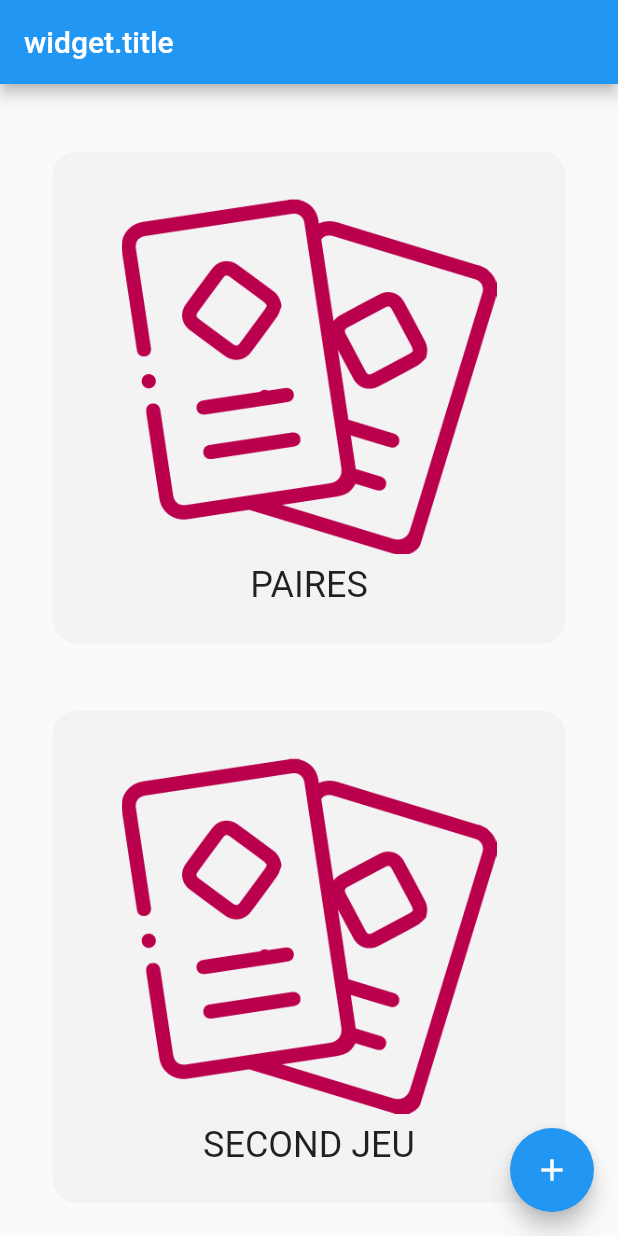
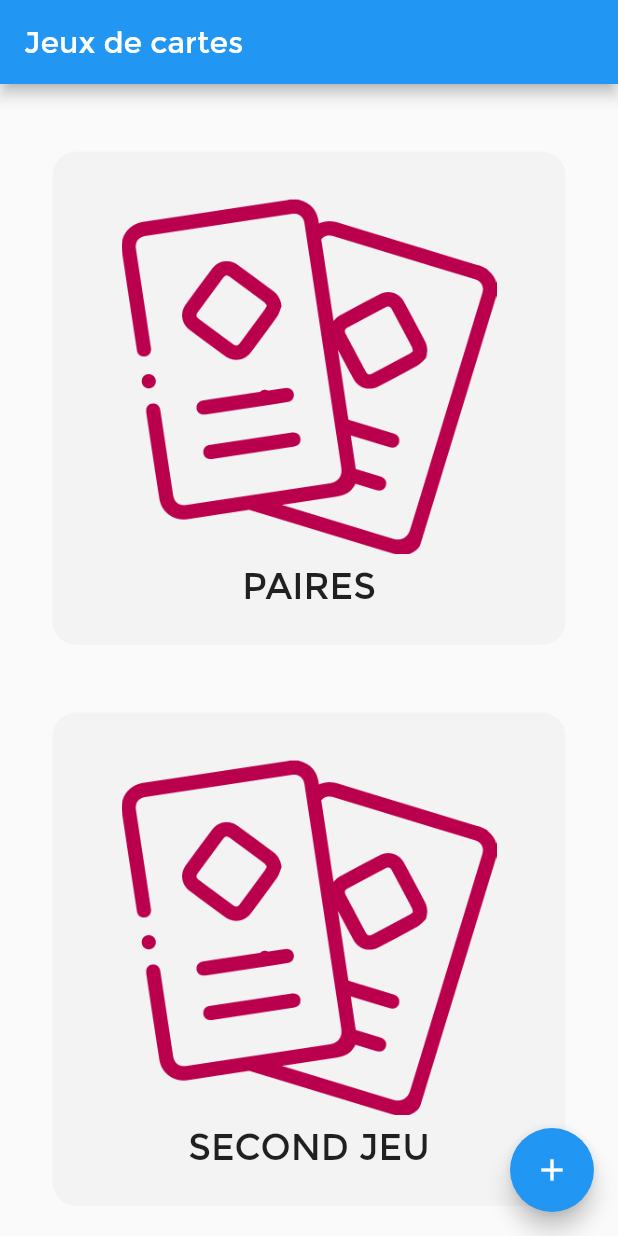
Before and after one commit to ChristopheLeonardi/flutter, a Flutter app: the screen it shows after launch, on a phone screen of 412 x 824 dp. Run offline on Flutter 3.47's test engine with Material 2 defaults, Android fonts, the phone set to English and light mode, and no system bars.

Commit message:
Code du paquet de carte

```diff
--- a/lib/components/inputButton.dart
+++ b/lib/components/inputButton.dart
@@ -1,5 +1,4 @@
 import 'package:flutter/material.dart';
-import '../game/paire.dart';
 
 class InputButton extends StatefulWidget {
   const InputButton({Key? key, required this.name, required this.urlImage})
@@ -17,13 +16,13 @@ class _InputButtonState extends State<InputButton> {
       margin: const EdgeInsets.fromLTRB(25, 35, 25, 10),
       decoration: BoxDecoration(
         borderRadius: BorderRadius.circular(16),
-        color: Color.fromARGB(255, 243, 243, 243),
+        color: const Color.fromARGB(255, 243, 243, 243),
       ),
       child: Container(
-          padding: EdgeInsets.all(25),
+          padding: const EdgeInsets.all(25),
           child: RawMaterialButton(
               onPressed: () {
-                print("test");
+                Navigator.of(context).pushNamed('/paire');
               },
               child: Column(children: [
                 Image.asset(
--- a/lib/home.dart
+++ b/lib/home.dart
@@ -17,14 +17,14 @@ class _HomeState extends State<Home> {
       appBar: AppBar(
         // Here we take the value from the MyHomePage object that was created by
         // the App.build method, and use it to set our appbar title.
-        title: Text('widget.title'),
+        title: const Text('Jeux de cartes'),
       ),
       body: Center(
         // Center is a layout widget. It takes a single child and positions it
         // in the middle of the parent.
         child: ListView(
           padding: const EdgeInsets.all(10),
-          children: <Widget>[
+          children: const <Widget>[
             InputButton(
               name: "paires",
               urlImage: "assets/ico-paire.png",
--- a/lib/main.dart
+++ b/lib/main.dart
@@ -1,6 +1,7 @@
 import 'package:flutter/material.dart';
 import 'home.dart';
 import 'game/paire.dart';
+import 'components/routeGenerator.dart';
 
 void main() {
   runApp(const MyApp());
@@ -12,14 +13,17 @@ class MyApp extends StatelessWidget {
   @override
   Widget build(BuildContext context) {
     return MaterialApp(
-        title: 'Jeux de Carte',
-        theme: ThemeData(
-          primarySwatch: Colors.blue,
-          fontFamily: 'Luxia',
-        ),
-        routes: {
-          '/': (context) => Home(),
-          '/paire': (context) => Paire(),
-        });
+      title: 'Jeux de Carte',
+      theme: ThemeData(
+        primarySwatch: Colors.blue,
+        fontFamily: 'Montserrat',
+      ),
+      routes: {
+        '/': (context) => const Home(),
+        '/paire': (context) => const Paire(),
+      },
+      onGenerateRoute: RouteGenerator.generateRoute,
+      initialRoute: '/',
+    );
   }
 }
--- a/pubspec.yaml
+++ b/pubspec.yaml
@@ -64,14 +64,14 @@ flutter:
   fonts:
       - family: Luxia
         fonts:
-          - asset: fonts/Luxia-Display.otf
+          - asset: assets/fonts/Luxia-Display.otf
             weight: 400
 
       - family: Montserrat
         fonts:
-          - asset: fonts/Montserrat-Light.ttf
+          - asset: assets/fonts/Montserrat-Light.ttf
             weight: 200
-          - asset: fonts/Montserrat-Regular.ttf
+          - asset: assets/fonts/Montserrat-Regular.ttf
             weight: 400
   # An image asset can refer to one or more resolution-specific "variants", see
   # https://flutter.dev/assets-and-images/#resolution-aware
```
Also changed, not shown: lib/components/routeGenerator.dart (added, +14 -0 lines), lib/game/carte.dart (added, +26 -0 lines), lib/game/paire.dart (+52 -4 lines).
